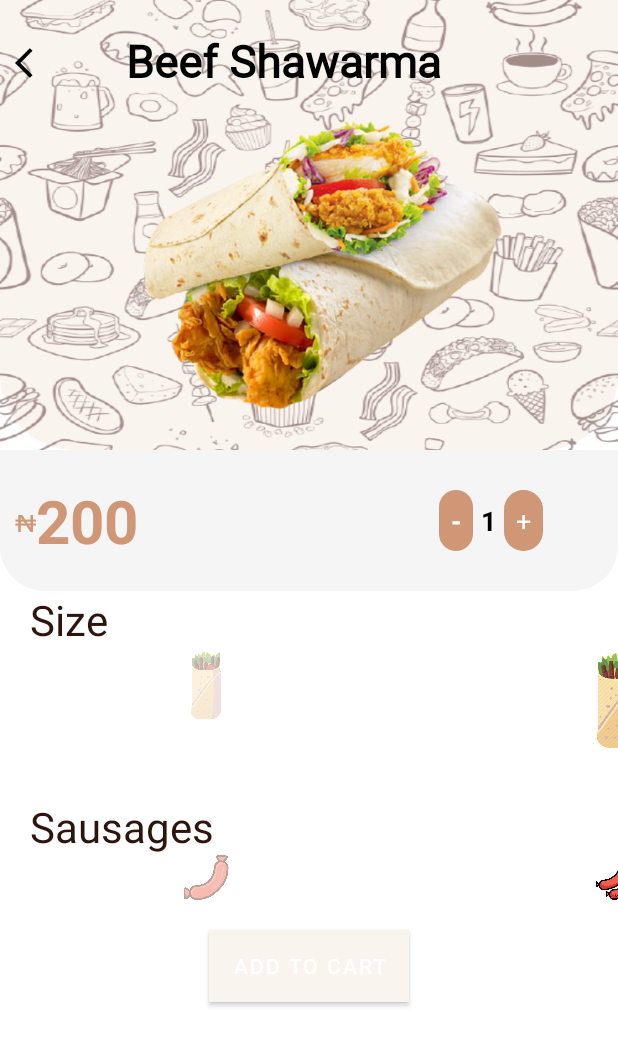
After one commit to Ransom8/shawarma-hub, an Android app: the layout fragment_sharwama_details.xml on its own in the app's theme, with its tools: preview values and no code run, on a phone screen of 412 x 824 dp. The commit adds this screen. Shown: the top 1046 px of the screen. Run offline under Robolectric (Android 15) with nearby library versions, the phone set to English and light mode, and no system bars.

Commit message:
details page layout

```diff
--- a/app/build.gradle
+++ b/app/build.gradle
@@ -39,6 +39,9 @@ dependencies {
     implementation 'androidx.appcompat:appcompat:1.2.0'
     implementation 'com.google.android.material:material:1.2.1'
     implementation 'androidx.constraintlayout:constraintlayout:2.0.4'
+    implementation 'androidx.navigation:navigation-fragment-ktx:2.3.1'
+    implementation 'androidx.navigation:navigation-ui-ktx:2.3.1'
+    implementation 'androidx.legacy:legacy-support-v4:1.0.0'
     testImplementation 'junit:junit:4.+'
     androidTestImplementation 'androidx.test.ext:junit:1.1.2'
     androidTestImplementation 'androidx.test.espresso:espresso-core:3.3.0'
--- /dev/null
+++ b/app/src/main/java/com/example/shawarmahub/SharwamaDetailsFragment.kt
@@ -0,0 +1,59 @@
+package com.example.shawarmahub
+
+import android.os.Bundle
+import androidx.fragment.app.Fragment
+import android.view.LayoutInflater
+import android.view.View
+import android.view.ViewGroup
+
+// TODO: Rename parameter arguments, choose names that match
+// the fragment initialization parameters, e.g. ARG_ITEM_NUMBER
+private const val ARG_PARAM1 = "param1"
+private const val ARG_PARAM2 = "param2"
+
+/**
+ * A simple [Fragment] subclass.
+ * Use the [SharwamaDetailsFragment.newInstance] factory method to
+ * create an instance of this fragment.
+ */
+class SharwamaDetailsFragment : Fragment() {
+    // TODO: Rename and change types of parameters
+    private var param1: String? = null
+    private var param2: String? = null
+
+    override fun onCreate(savedInstanceState: Bundle?) {
+        super.onCreate(savedInstanceState)
+        arguments?.let {
+            param1 = it.getString(ARG_PARAM1)
+            param2 = it.getString(ARG_PARAM2)
+        }
+    }
+
+    override fun onCreateView(
+        inflater: LayoutInflater, container: ViewGroup?,
+        savedInstanceState: Bundle?
+    ): View? {
+        // Inflate the layout for this fragment
+        return inflater.inflate(R.layout.fragment_sharwama_details, container, false)
+    }
+
+    companion object {
+        /**
+         * Use this factory method to create a new instance of
+         * this fragment using the provided parameters.
+         *
+         * @param param1 Parameter 1.
+         * @param param2 Parameter 2.
+         * @return A new instance of fragment SharwamaDetailsFragment.
+         */
+        // TODO: Rename and change types and number of parameters
+        @JvmStatic
+        fun newInstance(param1: String, param2: String) =
+            SharwamaDetailsFragment().apply {
+                arguments = Bundle().apply {
+                    putString(ARG_PARAM1, param1)
+                    putString(ARG_PARAM2, param2)
+                }
+            }
+    }
+}
--- /dev/null
+++ b/app/src/main/res/drawable/curved_bottom.xml
@@ -0,0 +1,7 @@
+<?xml version="1.0" encoding="utf-8"?>
+<shape
+    xmlns:android="http://schemas.android.com/apk/res/android">
+    <solid android:color="@color/shiny_background"/>
+
+    <corners android:bottomRightRadius="30dp" android:bottomLeftRadius="30dp"  />
+</shape>
--- /dev/null
+++ b/app/src/main/res/drawable/decrease_drwable.xml
@@ -0,0 +1,7 @@
+<?xml version="1.0" encoding="utf-8"?>
+<shape
+    xmlns:android="http://schemas.android.com/apk/res/android">
+    <solid android:color="@color/Big_text_color"/>
+
+    <corners android:radius="100dp"  />
+</shape>
--- /dev/null
+++ b/app/src/main/res/drawable/header_drawable.xml
@@ -0,0 +1,16 @@
+<?xml version="1.0" encoding="utf-8"?>
+<layer-list xmlns:android="http://schemas.android.com/apk/res/android" >
+    <item>
+        <shape android:shape="rectangle" android:padding="0dp" >
+            <corners
+                android:bottomRightRadius="50dp"
+                android:bottomLeftRadius="50dp"/>
+
+            <solid android:color="@color/Background_color" />
+        </shape>
+
+    </item>
+    <item >
+        <bitmap android:src="@drawable/background" android:alpha=".5"/>
+    </item>
+</layer-list>
--- /dev/null
+++ b/app/src/main/res/drawable/ic_arrow.xml
@@ -0,0 +1,10 @@
+<vector xmlns:android="http://schemas.android.com/apk/res/android"
+    android:width="24dp"
+    android:height="24dp"
+    android:viewportWidth="24"
+    android:viewportHeight="24"
+    android:tint="?attr/colorControlNormal">
+  <path
+      android:fillColor="@android:color/white"
+      android:pathData="M11.67,3.87L9.9,2.1 0,12l9.9,9.9 1.77,-1.77L3.54,12z"/>
+</vector>
--- a/app/src/main/res/layout/activity_main.xml
+++ b/app/src/main/res/layout/activity_main.xml
@@ -6,14 +6,17 @@
     android:layout_height="match_parent"
     tools:context=".MainActivity">
 
-    <TextView
-        android:layout_width="wrap_content"
-        android:layout_height="wrap_content"
-        android:fontFamily="@font/cabin"
-        android:text="Hello World!"
+
+    <fragment
+        android:id="@+id/fragment"
+        android:name="androidx.navigation.fragment.NavHostFragment"
+        android:layout_width="match_parent"
+        android:layout_height="match_parent"
+        app:defaultNavHost="true"
         app:layout_constraintBottom_toBottomOf="parent"
-        app:layout_constraintLeft_toLeftOf="parent"
-        app:layout_constraintRight_toRightOf="parent"
-        app:layout_constraintTop_toTopOf="parent" />
-
+        app:layout_constraintEnd_toEndOf="parent"
+        app:layout_constraintHorizontal_bias="0.5"
+        app:layout_constraintStart_toStartOf="parent"
+        app:layout_constraintTop_toTopOf="parent"
+        app:navGraph="@navigation/nav_graph" />
 </androidx.constraintlayout.widget.ConstraintLayout>
--- /dev/null
+++ b/app/src/main/res/layout/fragment_sharwama_details.xml
@@ -0,0 +1,220 @@
+<?xml version="1.0" encoding="utf-8"?>
+<androidx.constraintlayout.widget.ConstraintLayout xmlns:android="http://schemas.android.com/apk/res/android"
+    xmlns:tools="http://schemas.android.com/tools"
+    android:layout_width="match_parent"
+    android:layout_height="match_parent"
+    xmlns:app="http://schemas.android.com/apk/res-auto"
+    tools:context=".SharwamaDetailsFragment">
+
+    <LinearLayout
+        android:id="@+id/header"
+        android:layout_width="match_parent"
+        android:layout_height="300dp"
+        android:orientation="vertical"
+        android:background="@drawable/header_drawable"
+        app:layout_constraintTop_toTopOf="parent"
+        app:layout_constraintEnd_toEndOf="parent"
+        app:layout_constraintStart_toStartOf="parent">
+
+        <LinearLayout
+            android:layout_width="match_parent"
+            android:layout_height="wrap_content"
+            android:layout_marginTop="20dp"
+            android:orientation="horizontal">
+            <ImageView
+                android:layout_width="wrap_content"
+                android:layout_height="wrap_content"
+                android:layout_marginStart="10dp"
+                android:layout_marginTop="10dp"
+                android:gravity="center"
+                android:src="@drawable/ic_arrow"
+                app:tint="@color/black" />
+
+            <TextView
+                android:layout_width="wrap_content"
+                android:layout_height="wrap_content"
+                android:textSize="30sp"
+                android:fontFamily="@font/cabin"
+                android:textColor="@color/black"
+                android:gravity="center"
+                android:layout_marginStart="50dp"
+                android:textStyle="bold"
+                android:text="@string/Beef_Shawarma"/>
+
+        </LinearLayout>
+        <ImageView
+            android:layout_width="match_parent"
+            android:layout_height="wrap_content"
+            android:src="@drawable/shawarma1"
+            android:layout_gravity="center"/>
+    </LinearLayout>
+
+    <LinearLayout
+        android:id="@+id/price_container"
+        android:layout_width="match_parent"
+        android:layout_height="wrap_content"
+        app:layout_constraintTop_toBottomOf="@id/header"
+        app:layout_constraintEnd_toEndOf="parent"
+        android:paddingTop="20dp"
+        android:paddingBottom="20dp"
+        android:background="@drawable/curved_bottom"
+        app:layout_constraintStart_toStartOf="parent"
+        android:weightSum="2"
+        android:orientation="horizontal">
+        <TextView
+            android:layout_width="wrap_content"
+            android:layout_height="wrap_content"
+            android:text="@string/naira"
+            android:layout_marginStart="10dp"
+            android:textSize="18sp"
+            android:textColor="@color/Big_text_color"/>
+
+        <TextView
+            android:id="@+id/price"
+            android:layout_width="0dp"
+            android:layout_height="wrap_content"
+            android:layout_weight="1"
+            android:textColor="@color/Big_text_color"
+            android:textStyle="bold"
+            android:text="@string/_200"
+            android:textSize="40sp"/>
+        <LinearLayout
+            android:layout_width="0dp"
+            android:layout_height="wrap_content"
+            android:layout_weight="1"
+            android:layout_marginStart="150dp"
+            android:layout_gravity="center"
+            android:orientation="horizontal">
+
+            <TextView
+                android:id="@+id/decrease"
+                android:layout_width="wrap_content"
+                android:layout_height="wrap_content"
+                android:background="@drawable/decrease_drwable"
+                android:padding="8dp"
+                android:layout_marginEnd="5dp"
+                android:text="@string/minus"
+                android:textColor="@color/white"
+                android:textStyle="bold"
+                android:textSize="18sp"/>
+
+            <TextView
+                android:id="@+id/quantity"
+                android:layout_width="wrap_content"
+                android:layout_height="wrap_content"
+                android:text="@string/one"
+                android:textSize="18sp"
+                android:textColor="@color/black"
+                android:textStyle="bold"/>
+            <TextView
+                android:id="@+id/increase"
+                android:layout_width="wrap_content"
+                android:layout_height="wrap_content"
+                android:background="@drawable/decrease_drwable"
+                android:padding="8dp"
+                android:layout_marginStart="5dp"
+                android:text="@string/plus"
+                android:textColor="@color/white"
+                android:textSize="18sp"/>
+        </LinearLayout>
+
+
+    </LinearLayout>
+
+    <LinearLayout
+        android:id="@+id/items"
+        android:layout_width="match_parent"
+        android:layout_height="wrap_content"
+        android:orientation="vertical"
+        app:layout_constraintTop_toBottomOf="@id/price_container"
+        app:layout_constraintStart_toStartOf="parent"
+        app:layout_constraintEnd_toEndOf="parent">
+        <TextView
+            android:layout_width="wrap_content"
+            android:layout_height="wrap_content"
+            android:text="@string/Size"
+            android:textSize="28sp"
+            android:textColor="@color/Small_text_color"
+            android:layout_marginStart="20dp"/>
+        <LinearLayout
+            android:layout_width="wrap_content"
+            android:layout_height="wrap_content"
+            android:weightSum="6"
+            android:orientation="horizontal">
+            <ImageView
+                android:id="@+id/small_size"
+                android:layout_width="0dp"
+                android:layout_height="50dp"
+                android:layout_weight="1"
+                android:alpha=".4"
+                android:src="@drawable/background4"/>
+            <ImageView
+                android:id="@+id/medium_size"
+                android:layout_width="0dp"
+                android:layout_height="70dp"
+                android:layout_weight="1"
+                android:src="@drawable/background4"/>
+            <ImageView
+                android:id="@+id/large_size"
+                android:layout_width="0dp"
+                android:layout_height="100dp"
+                android:layout_weight="1"
+                android:alpha=".4"
+                android:src="@drawable/background4"/>
+
+        </LinearLayout>
+
+        <LinearLayout
+            android:id="@+id/sausages"
+            android:layout_width="wrap_content"
+            android:layout_height="wrap_content"
+            android:orientation="vertical">
+            <TextView
+                android:layout_width="wrap_content"
+                android:layout_height="wrap_content"
+                android:text="@string/Sausage"
+                android:textSize="28sp"
+                android:textColor="@color/Small_text_color"
+                android:layout_marginStart="20dp"/>
+            <LinearLayout
+                android:layout_width="wrap_content"
+                android:layout_height="wrap_content"
+                android:weightSum="6"
+                android:orientation="horizontal">
+                <ImageView
+                    android:id="@+id/one_sausage"
+                    android:layout_width="0dp"
+                    android:layout_height="30dp"
+                    android:layout_weight="1"
+                    android:alpha=".4"
+                    android:src="@drawable/sausage"/>
+                <ImageView
+                    android:id="@+id/two_sausages"
+                    android:layout_width="0dp"
+                    android:layout_height="30dp"
+                    android:layout_weight="1"
+                    android:src="@drawable/sausages"/>
+                <ImageView
+                    android:id="@+id/three_sausages"
+                    android:layout_width="0dp"
+                    android:layout_height="30dp"
+                    android:layout_weight="1"
+                    android:alpha=".4"
+                    android:src="@drawable/sausages2"/>
+            </LinearLayout>
+
+        </LinearLayout>
+    </LinearLayout>
+
+    <com.google.android.material.button.MaterialButton
+        android:id="@+id/addToCart"
+        android:layout_width="wrap_content"
+        android:layout_height="wrap_content"
+        android:layout_marginTop="20dp"
+        android:text="@string/Add_to_Cart"
+        android:background="@color/Big_text_color"
+        app:layout_constraintEnd_toEndOf="parent"
+        app:layout_constraintStart_toStartOf="parent"
+        app:layout_constraintTop_toBottomOf="@id/items" />
+
+</androidx.constraintlayout.widget.ConstraintLayout>
--- /dev/null
+++ b/app/src/main/res/navigation/nav_graph.xml
@@ -0,0 +1,13 @@
+<?xml version="1.0" encoding="utf-8"?>
+<navigation xmlns:android="http://schemas.android.com/apk/res/android"
+    xmlns:app="http://schemas.android.com/apk/res-auto"
+    xmlns:tools="http://schemas.android.com/tools"
+    android:id="@+id/nav_graph"
+    app:startDestination="@id/sharwamaDetailsFragment">
+
+    <fragment
+        android:id="@+id/sharwamaDetailsFragment"
+        android:name="com.example.shawarmahub.SharwamaDetailsFragment"
+        android:label="fragment_sharwama_details"
+        tools:layout="@layout/fragment_sharwama_details" />
+</navigation>
--- a/app/src/main/res/values/colors.xml
+++ b/app/src/main/res/values/colors.xml
@@ -6,4 +6,5 @@
     <color name="Big_text_color">#CF9775</color>
     <color name="Background_color">#FAF4EE</color>
     <color name="Counter_text_color">#8C746A</color>
+    <color name="shiny_background">#F5F5F5</color>
 </resources>
--- a/app/src/main/res/values/strings.xml
+++ b/app/src/main/res/values/strings.xml
@@ -12,4 +12,11 @@
     <string name="Sausage">Sausages</string>
     <string name="Add_to_Cart">Add to cart</string>
     <string name="shawarma_hub">SHAWARMA HUB</string>
+    <!-- TODO: Remove or change this placeholder text -->
+    <string name="hello_blank_fragment">Hello blank fragment</string>
+    <string name="plus">+</string>
+    <string name="one">1</string>
+    <string name="minus">-</string>
+    <string name="_200">200</string>
+    <string name="naira"><sup>₦</sup></string>
 </resources>
--- a/app/src/main/res/values/themes.xml
+++ b/app/src/main/res/values/themes.xml
@@ -10,6 +10,9 @@
         <!-- Status bar color. -->
         <item name="android:statusBarColor" tools:targetApi="l">?attr/colorPrimaryVariant</item>
         <!-- Customize your theme here. -->
+        <item name="android:windowNoTitle">true</item>
+        <item name="android:windowActionBar">false</item>
+        <item name="android:windowFullscreen">true</item>
     </style>
 
     <!-- Splash Screen for light mood. -->
```
Also changed, not shown: app/src/main/res/drawable/background4.png (added), app/src/main/res/drawable/sausage.png (added), app/src/main/res/drawable/sausages.png (added), app/src/main/res/drawable/sausages2.png (added).
